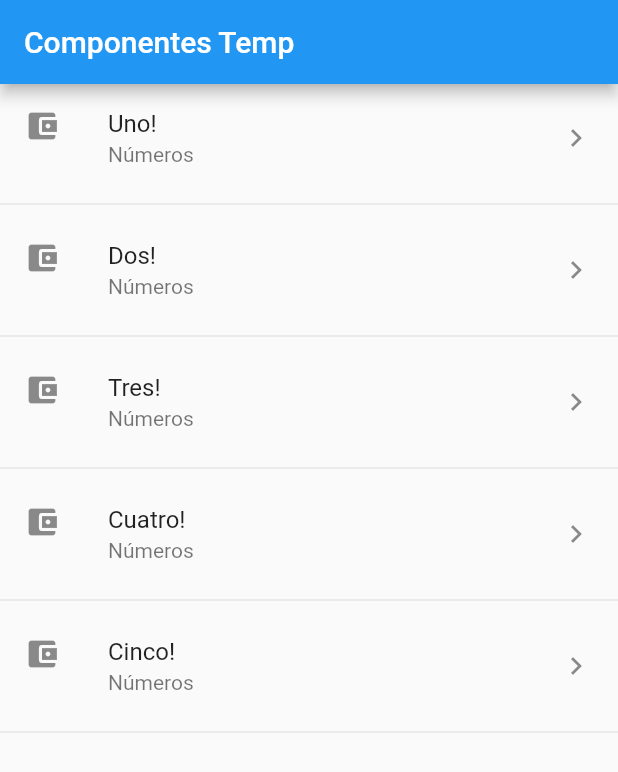
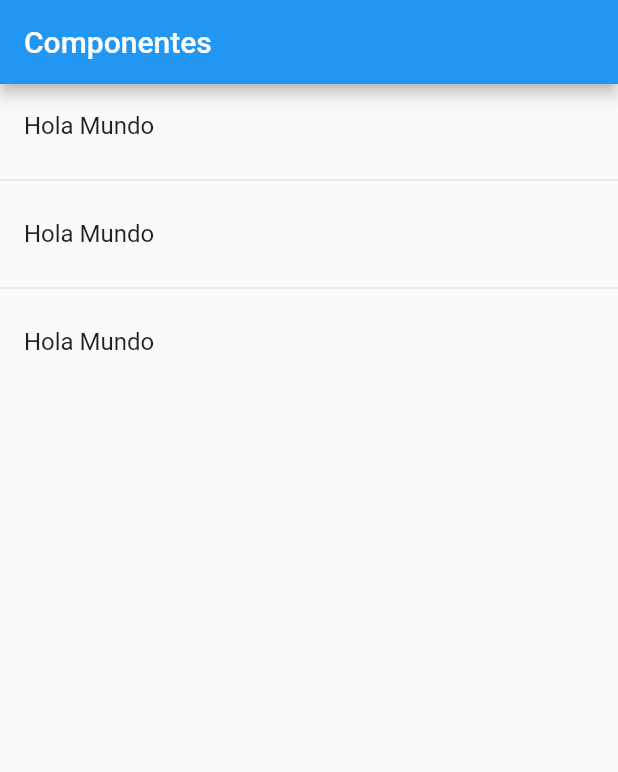
Before and after one commit to HildaPech/F-ComponontesFlutter, a Flutter app: the screen it shows after launch, on a phone screen of 412 x 824 dp. Shown: the top 772 px of the screen. Run offline on Flutter 3.47's test engine with Material 2 defaults, Android fonts, the phone set to English and light mode, and no system bars.

Commit message:
video8_Creando el HomePage

```diff
--- a/lib/main.dart
+++ b/lib/main.dart
@@ -1,6 +1,6 @@
 import 'package:flutter/material.dart';
+import 'package:componentes/src/pages/home_page.dart';
 
-import 'package:componentes/src/pages/home_temp.dart';
 
 void main() => runApp(MyApp());
 
@@ -10,7 +10,7 @@ class MyApp extends StatelessWidget {
     return MaterialApp(
       title: 'Componentes App',
       debugShowCheckedModeBanner: false,
-      home: HomePageTemp()
+      home: HomePage()
     );
   }
 }
--- /dev/null
+++ b/lib/src/pages/home_page.dart
@@ -0,0 +1,29 @@
+import 'package:flutter/material.dart';
+
+class HomePage extends StatelessWidget {
+  @override
+  Widget build(BuildContext context) {
+    return Scaffold(
+      appBar: AppBar(
+        title: Text('Componentes'),
+      ),
+      body: _lista(),
+    );
+  }
+
+  _lista() {
+    return ListView(
+      children: _listaItems(),
+    );
+  }
+
+   List<Widget> _listaItems() {
+    return[
+      ListTile(title: Text('Hola Mundo')),
+      Divider(),
+      ListTile(title: Text('Hola Mundo')),
+      Divider(),
+      ListTile(title: Text('Hola Mundo')),
+    ];
+  }
+}
```
